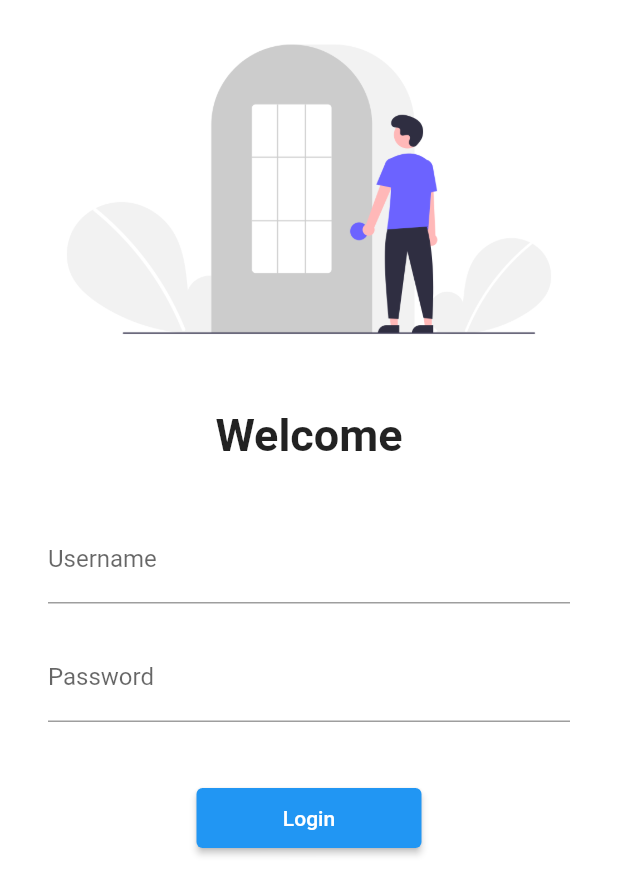
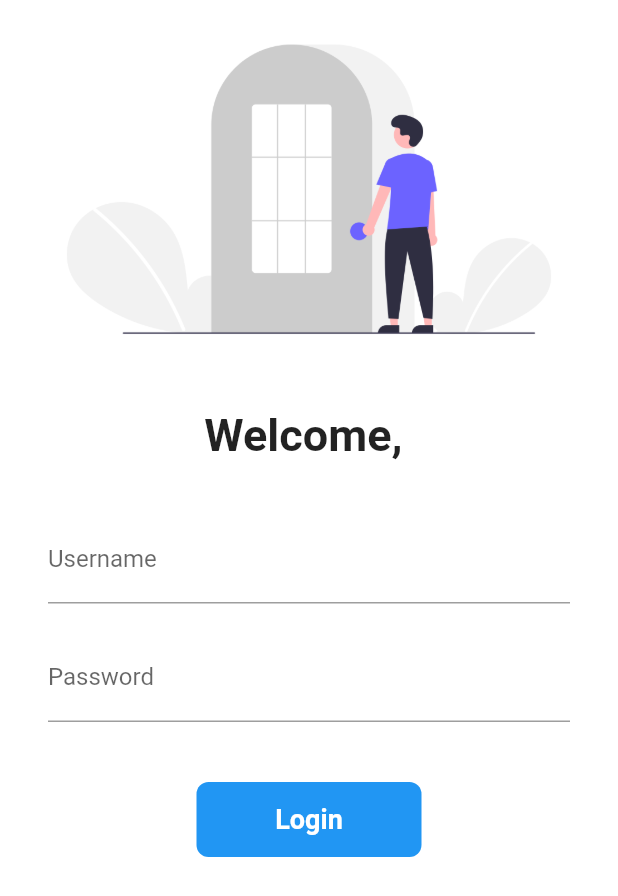
Before and after one commit to Yashbhalgamiya/Calalog_App, a Flutter app: the screen it shows after launch, on a phone screen of 412 x 824 dp. Shown: the top 896 px of the screen. Run offline on Flutter 3.47's test engine with Material 2 defaults, Android fonts, the phone set to English and light mode, and no system bars; missing offline and left inert: dart:ffi.

Commit message:
Chapter-6

```diff
--- a/lib/pages/login_page.dart
+++ b/lib/pages/login_page.dart
@@ -1,10 +1,20 @@
+import 'dart:ffi';
+
 import 'package:flutter/material.dart';
 
 import '../utils/routes.dart';
 
-class LoginPage extends StatelessWidget {
+class LoginPage extends StatefulWidget {
   const LoginPage({Key? key}) : super(key: key);
 
+  @override
+  State<LoginPage> createState() => _LoginPageState();
+}
+
+class _LoginPageState extends State<LoginPage> {
+
+  String name="";
+  bool changeButton=false;
   @override
   Widget build(BuildContext context) {
     return Material(
@@ -14,7 +24,7 @@ class LoginPage extends StatelessWidget {
           children: [
             Image.asset("images/login.png",fit: BoxFit.cover),
             SizedBox(height: 20,),
-            Text("Welcome",
+            Text("Welcome, $name",
             style: TextStyle(
               fontSize: 30,
               fontWeight: FontWeight.bold,
@@ -30,6 +40,10 @@ class LoginPage extends StatelessWidget {
                       hintText: "Enter Username",
                       labelText: 'Username',
                     ),
+                    onChanged: (value){
+                      name=value;
+                      setState((){});
+                    },
                   ),
                   SizedBox(height: 20,),
                   TextFormField(
@@ -41,12 +55,52 @@ class LoginPage extends StatelessWidget {
                     ),
                   ),
                   SizedBox(height: 40,),
-                  ElevatedButton(
-                    style: TextButton.styleFrom(minimumSize: Size(150,40)),
-                    onPressed: (){
-                      Navigator.pushNamed(context, MyRoutes.homeRoute);
+                  // ElevatedButton(
+                  //   style: TextButton.styleFrom(minimumSize: Size(150,40)),
+                  //   onPressed: (){
+                  //     Navigator.pushNamed(context, MyRoutes.homeRoute);
+                  //   },
+                  //   child: Text("Login"),
+                  // )
+                  InkWell(
+                    onTap: ()async{
+                      //Navigator.pushNamed(context, MyRoutes.homeRoute);
+                      setState((){
+                        changeButton=true;
+                      });
+
+                      await Future.delayed(Duration(seconds: 1));
                     },
-                    child: Text("Login"),
+                    child: AnimatedContainer(
+                      duration: Duration(seconds: 1),
+                      width: changeButton?50:150,
+                      height: 50,
+                      alignment: Alignment.center,
+                      //color: Colors.blue,
+                      //color: Colors.blue,
+                      child: changeButton
+                          ?Icon(
+                        Icons.done,
+                        color: Colors.white,
+                      )
+                          :Text(
+                        "Login",
+                        style: TextStyle(
+                          color: Colors.white,
+                          fontWeight: FontWeight.bold,
+                          fontSize: 18
+                        ),
+
+                      ),
+                      decoration: BoxDecoration(
+                        color: Colors.blue,
+                        // shape: changeButton
+                        //   ? BoxShape.circle
+                        //   : BoxShape.rectangle,
+                        borderRadius: BorderRadius.circular(changeButton?50:8)
+
+                      ),
+                    ),
                   )
                 ],
               ),
```
